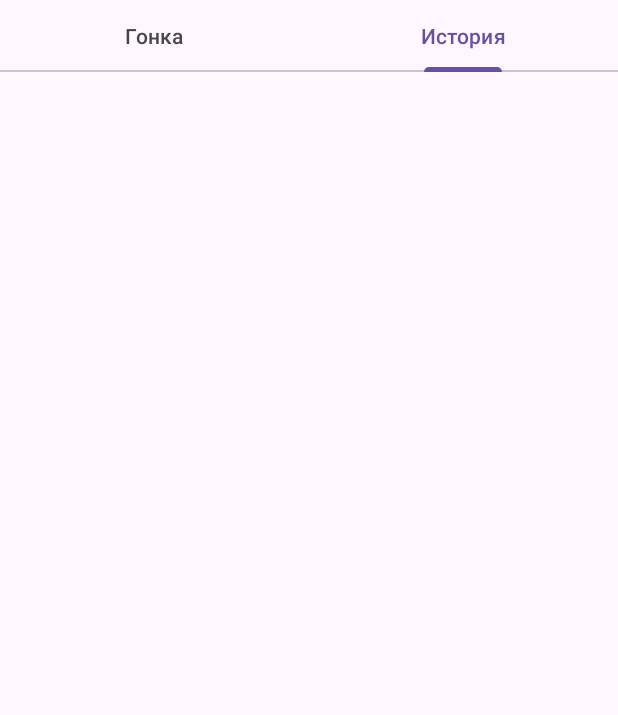
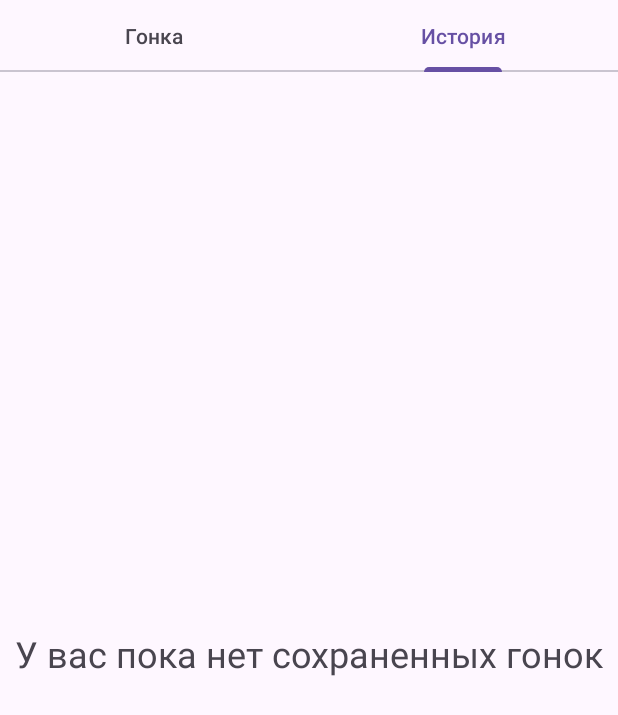
Before and after one commit to hello-motem/HorseRace, an Android app: the screen it shows after launch (MainActivity), tab 2 chosen, on a phone screen of 412 x 824 dp. Shown: the top 715 px of the screen. Run offline under Robolectric (Android 15) with nearby library versions, the phone set to English and light mode, and no system bars; our stand-ins replace Dagger/Hilt's generated code, Room's generated code; 4 statements that could not run were skipped.

Commit message:
Добавил сохранение гонки по кнопке в табе Гонки, исправил id у сущностей История Гонки

```diff
--- a/app/src/main/java/com/hellomotem/horserace/history/data/local/datasource/LocalDataSource.kt
+++ b/app/src/main/java/com/hellomotem/horserace/history/data/local/datasource/LocalDataSource.kt
@@ -9,5 +9,5 @@ interface LocalDataSource {
 
     suspend fun saveRaceHistoryEntity(raceHistoryEntity: RaceHistoryEntity)
 
-    suspend fun deleteRaceHistoryEntity(id: String)
+    suspend fun deleteRaceHistoryEntity(id: Long)
 }
--- a/app/src/main/java/com/hellomotem/horserace/history/data/local/datasource/LocalDataSourceImpl.kt
+++ b/app/src/main/java/com/hellomotem/horserace/history/data/local/datasource/LocalDataSourceImpl.kt
@@ -13,6 +13,6 @@ class LocalDataSourceImpl @Inject constructor(
     override suspend fun saveRaceHistoryEntity(raceHistoryEntity: RaceHistoryEntity) = dao
         .saveRaceHistoryEntity(raceHistoryEntity)
 
-    override suspend fun deleteRaceHistoryEntity(id: String) = dao
+    override suspend fun deleteRaceHistoryEntity(id: Long) = dao
         .deleteRaceHistoryEntity(id)
 }
--- a/app/src/main/java/com/hellomotem/horserace/history/data/local/datasource/RaceHistoryDao.kt
+++ b/app/src/main/java/com/hellomotem/horserace/history/data/local/datasource/RaceHistoryDao.kt
@@ -13,7 +13,7 @@ interface RaceHistoryDao {
     fun getAllRaceHistory(): Flow<List<RaceHistoryEntity>>
 
     @Query("DELETE FROM race_history WHERE id = :id")
-    suspend fun deleteRaceHistoryEntity(id: String)
+    suspend fun deleteRaceHistoryEntity(id: Long)
 
     @Insert
     suspend fun saveRaceHistoryEntity(raceHistoryEntity: RaceHistoryEntity)
--- a/app/src/main/java/com/hellomotem/horserace/history/data/local/model/Mapper.kt
+++ b/app/src/main/java/com/hellomotem/horserace/history/data/local/model/Mapper.kt
@@ -5,7 +5,7 @@ import com.hellomotem.horserace.history.data.model.RaceHistoryModel
 fun List<RaceHistoryEntity>.toModel(): List<RaceHistoryModel> = map { it.toModel() }
 
 fun RaceHistoryEntity.toModel(): RaceHistoryModel = RaceHistoryModel(
-    id = id.toString(),
+    id = id,
     dateOfRace = dateOfRace,
     raceTime = raceTime
 )
--- a/app/src/main/java/com/hellomotem/horserace/history/data/model/RaceHistoryModel.kt
+++ b/app/src/main/java/com/hellomotem/horserace/history/data/model/RaceHistoryModel.kt
@@ -1,7 +1,7 @@
 package com.hellomotem.horserace.history.data.model
 
 data class RaceHistoryModel(
-    val id: String,
+    val id: Long = 0,
     val dateOfRace: String,
     val raceTime: String,
 )
--- a/app/src/main/java/com/hellomotem/horserace/history/data/repository/RaceHistoryRepository.kt
+++ b/app/src/main/java/com/hellomotem/horserace/history/data/repository/RaceHistoryRepository.kt
@@ -9,5 +9,5 @@ interface RaceHistoryRepository {
 
     suspend fun saveRace(raceHistoryModel: RaceHistoryModel)
 
-    suspend fun deleteRaceHistoryItem(id: String)
+    suspend fun deleteRaceHistoryItem(id: Long)
 }
--- a/app/src/main/java/com/hellomotem/horserace/history/data/repository/RaceHistoryRepositoryImpl.kt
+++ b/app/src/main/java/com/hellomotem/horserace/history/data/repository/RaceHistoryRepositoryImpl.kt
@@ -19,7 +19,7 @@ class RaceHistoryRepositoryImpl @Inject constructor(
         localDataSource.saveRaceHistoryEntity(raceHistoryModel.toEntity())
     }
 
-    override suspend fun deleteRaceHistoryItem(id: String) {
+    override suspend fun deleteRaceHistoryItem(id: Long) {
         localDataSource.deleteRaceHistoryEntity(id)
     }
 }
--- a/app/src/main/java/com/hellomotem/horserace/history/presentation/RaceHistoryFragment.kt
+++ b/app/src/main/java/com/hellomotem/horserace/history/presentation/RaceHistoryFragment.kt
@@ -4,11 +4,15 @@ import android.os.Bundle
 import android.view.LayoutInflater
 import android.view.View
 import android.view.ViewGroup
+import androidx.core.content.ContextCompat
+import androidx.core.view.isVisible
 import androidx.fragment.app.Fragment
 import androidx.fragment.app.viewModels
 import androidx.lifecycle.Lifecycle
 import androidx.lifecycle.lifecycleScope
 import androidx.lifecycle.repeatOnLifecycle
+import androidx.recyclerview.widget.DividerItemDecoration
+import androidx.recyclerview.widget.RecyclerView
 import com.hellomotem.horserace.R
 import com.hellomotem.horserace.databinding.FragmentRaceHistoryScreenBinding
 import dagger.hilt.android.AndroidEntryPoint
@@ -28,7 +32,6 @@ class RaceHistoryFragment: Fragment(R.layout.fragment_race_history_screen) {
         )
     }
 
-
     override fun onCreateView(
         inflater: LayoutInflater,
         container: ViewGroup?,
@@ -40,7 +43,7 @@ class RaceHistoryFragment: Fragment(R.layout.fragment_race_history_screen) {
 
     override fun onViewCreated(view: View, savedInstanceState: Bundle?) {
         super.onViewCreated(view, savedInstanceState)
-        binding.raceHistoryRecyclerView.adapter = adapter
+        setupRecyclerView()
 
         viewLifecycleOwner.lifecycleScope.launch {
             viewLifecycleOwner.repeatOnLifecycle(Lifecycle.State.STARTED) {
@@ -55,7 +58,20 @@ class RaceHistoryFragment: Fragment(R.layout.fragment_race_history_screen) {
         _binding = null
     }
 
+    private fun setupRecyclerView() {
+        binding.raceHistoryRecyclerView.adapter = adapter
+
+        val divider = DividerItemDecoration(requireContext(), RecyclerView.VERTICAL)
+        val drawable = ContextCompat.getDrawable(requireContext(), R.drawable.race_history_item_divider)
+        drawable?.let(divider::setDrawable)
+
+        binding.raceHistoryRecyclerView.addItemDecoration(divider)
+    }
+
     private fun setupState(state: RacesHistoryViewModel.State) {
         adapter.items = state.items
+
+        binding.raceHistoryRecyclerView.isVisible = state.items.isNotEmpty()
+        binding.emptyListPlaceholder.isVisible = state.items.isEmpty()
     }
 }
--- a/app/src/main/java/com/hellomotem/horserace/history/presentation/RaceHistoryItemUi.kt
+++ b/app/src/main/java/com/hellomotem/horserace/history/presentation/RaceHistoryItemUi.kt
@@ -1,7 +1,7 @@
 package com.hellomotem.horserace.history.presentation
 
 data class RaceHistoryItemUi(
-    val id: String,
+    val id: Long,
     val dateOfRace: String,
     val raceTime: String,
 )
--- a/app/src/main/java/com/hellomotem/horserace/race/data/RaceRepository.kt
+++ b/app/src/main/java/com/hellomotem/horserace/race/data/RaceRepository.kt
@@ -11,4 +11,6 @@ interface RaceRepository {
     suspend fun endRace()
 
     suspend fun resetRace()
+
+    suspend fun getStartDate(): RaceStartDate?
 }
--- a/app/src/main/java/com/hellomotem/horserace/race/data/RaceRepositoryImpl.kt
+++ b/app/src/main/java/com/hellomotem/horserace/race/data/RaceRepositoryImpl.kt
@@ -1,6 +1,7 @@
 package com.hellomotem.horserace.race.data
 
 import com.hellomotem.horserace.CoroutineDispatchers
+import com.hellomotem.horserace.history.data.repository.RaceHistoryRepository
 import com.hellomotem.horserace.timer.Timer
 import kotlinx.coroutines.CoroutineScope
 import kotlinx.coroutines.flow.SharingStarted
@@ -29,4 +30,9 @@ class RaceRepositoryImpl @Inject constructor(
     override suspend fun resetRace() {
         timer.stopAndReset()
     }
+
+    override suspend fun getStartDate(): RaceStartDate {
+        val timerStartDate = timer.getStartDate()
+        return RaceStartDate(timerStartDate.value)
+    }
 }
--- /dev/null
+++ b/app/src/main/java/com/hellomotem/horserace/race/data/RaceStartDate.kt
@@ -0,0 +1,4 @@
+package com.hellomotem.horserace.race.data
+
+@JvmInline
+value class RaceStartDate(val value: String)
--- a/app/src/main/java/com/hellomotem/horserace/race/presentation/RaceFragment.kt
+++ b/app/src/main/java/com/hellomotem/horserace/race/presentation/RaceFragment.kt
@@ -25,6 +25,8 @@ class RaceFragment: Fragment(R.layout.fragment_race_screen) {
 
     private val stopButtonText by stringRes(R.string.stop_button_text)
     private val startButtonText by stringRes(R.string.start_button_text)
+    private val saveButtonText by stringRes(R.string.save_button_text)
+    private val alreadySavedButtonText by stringRes(R.string.already_saved_button_text)
 
     override fun onCreateView(
         inflater: LayoutInflater,
@@ -44,6 +46,10 @@ class RaceFragment: Fragment(R.layout.fragment_race_screen) {
 
         binding.restartButton.setOnClickListener {
             viewModel.dispatchEvent(RaceViewModel.Event.OnRestartClicked)
+        }
+
+        binding.saveButton.setOnClickListener {
+            viewModel.dispatchEvent(RaceViewModel.Event.OnSaveClicked)
         }
 
         viewLifecycleOwner.lifecycleScope.launch {
@@ -66,10 +72,16 @@ class RaceFragment: Fragment(R.layout.fragment_race_screen) {
             RaceViewModel.State.RaceState.STOPPED -> startButtonText
         }
         restartButton.isEnabled = state.time != RaceTimeUi.ZERO
-        startButton.isEnabled = when(state.raceState) {
+        startButton.isEnabled = when (state.raceState) {
             RaceViewModel.State.RaceState.INITIAL -> true
             RaceViewModel.State.RaceState.STARTED -> true
             RaceViewModel.State.RaceState.STOPPED -> false
         }
+        saveButton.isEnabled =
+            state.raceState == RaceViewModel.State.RaceState.STOPPED && !state.isItemSaved
+        saveButton.text = when(state.isItemSaved) {
+            true -> alreadySavedButtonText
+            false -> saveButtonText
+        }
     }
 }
--- a/app/src/main/java/com/hellomotem/horserace/timer/Timer.kt
+++ b/app/src/main/java/com/hellomotem/horserace/timer/Timer.kt
@@ -12,6 +12,8 @@ interface Timer {
 
     fun stopAndReset()
 
+    fun getStartDate(): StartDate
+
     @JvmInline
     value class State(val value: Duration) {
 
@@ -19,4 +21,7 @@ interface Timer {
             val ZERO = State(Duration.ZERO)
         }
     }
+
+    @JvmInline
+    value class StartDate(val value: String)
 }
--- /dev/null
+++ b/app/src/main/res/drawable/race_history_item_divider.xml
@@ -0,0 +1,6 @@
+<?xml version="1.0" encoding="utf-8"?>
+<shape xmlns:android="http://schemas.android.com/apk/res/android"
+    android:shape="rectangle">
+    <size android:height="@dimen/padding_s" />
+    <solid android:color="@android:color/transparent" />
+</shape>
--- a/app/src/main/res/layout/fragment_race_history_screen.xml
+++ b/app/src/main/res/layout/fragment_race_history_screen.xml
@@ -5,11 +5,22 @@
     xmlns:tools="http://schemas.android.com/tools"
     xmlns:app="http://schemas.android.com/apk/res-auto">
 
+    <TextView
+        android:id="@+id/empty_list_placeholder"
+        android:layout_width="match_parent"
+        android:layout_height="match_parent"
+        android:text="@string/empty_history_list_placeholder_text"
+        android:gravity="center"
+        android:textSize="24sp"
+        />
+
     <androidx.recyclerview.widget.RecyclerView
         android:id="@+id/race_history_recycler_view"
         android:layout_width="match_parent"
         android:layout_height="match_parent"
         android:orientation="vertical"
+        android:paddingTop="@dimen/padding_s"
+        android:paddingHorizontal="@dimen/padding_s"
         tools:itemCount="6"
         tools:listitem="@layout/race_history_list_item"
         app:layoutManager="androidx.recyclerview.widget.LinearLayoutManager"
--- a/app/src/main/res/values/strings.xml
+++ b/app/src/main/res/values/strings.xml
@@ -4,6 +4,9 @@
     <string name="stop_button_text">Стоп</string>
     <string name="restart_button_text">Рестарт</string>
     <string name="delete_button_text">Удалить</string>
+    <string name="save_button_text">Сохранить</string>
+    <string name="already_saved_button_text">Гонка уже сохранена</string>
+    <string name="empty_history_list_placeholder_text">У вас пока нет сохраненных гонок</string>
 
     <string-array name="tabs_array">
         <item>Гонка</item>
```
Also changed, not shown: app/src/main/java/com/hellomotem/horserace/race/presentation/RaceViewModel.kt (+26 -12 lines), app/src/main/java/com/hellomotem/horserace/timer/TimerImpl.kt (+5 -2 lines), app/src/main/res/layout/fragment_race_screen.xml (+12 -0 lines).
